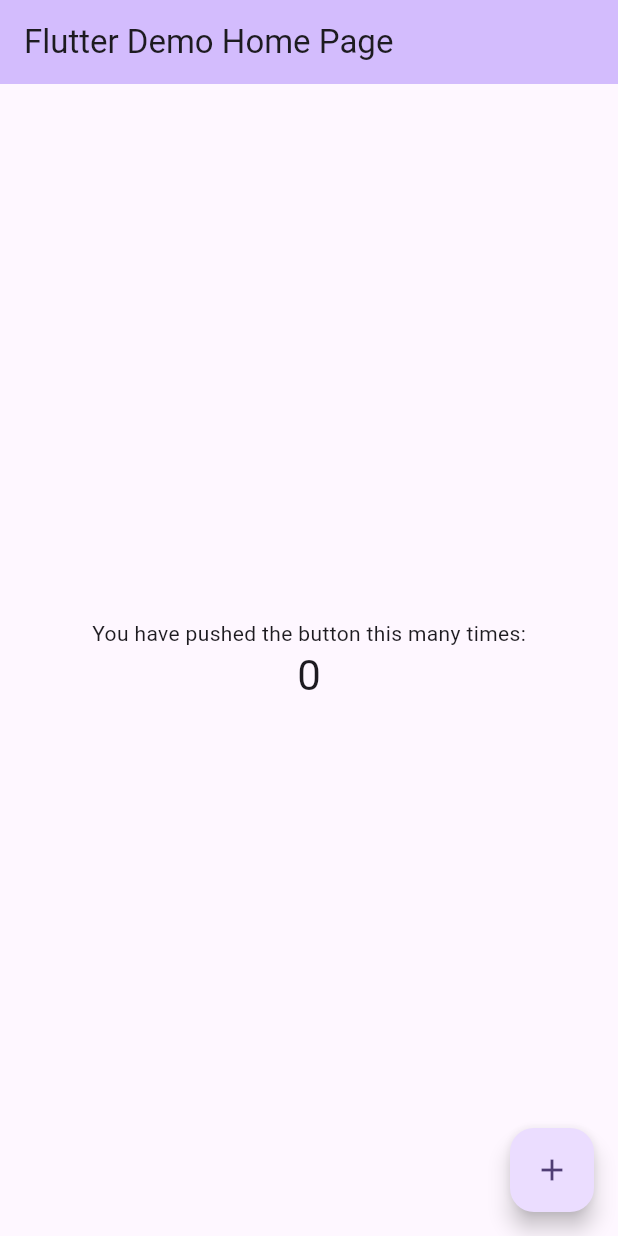
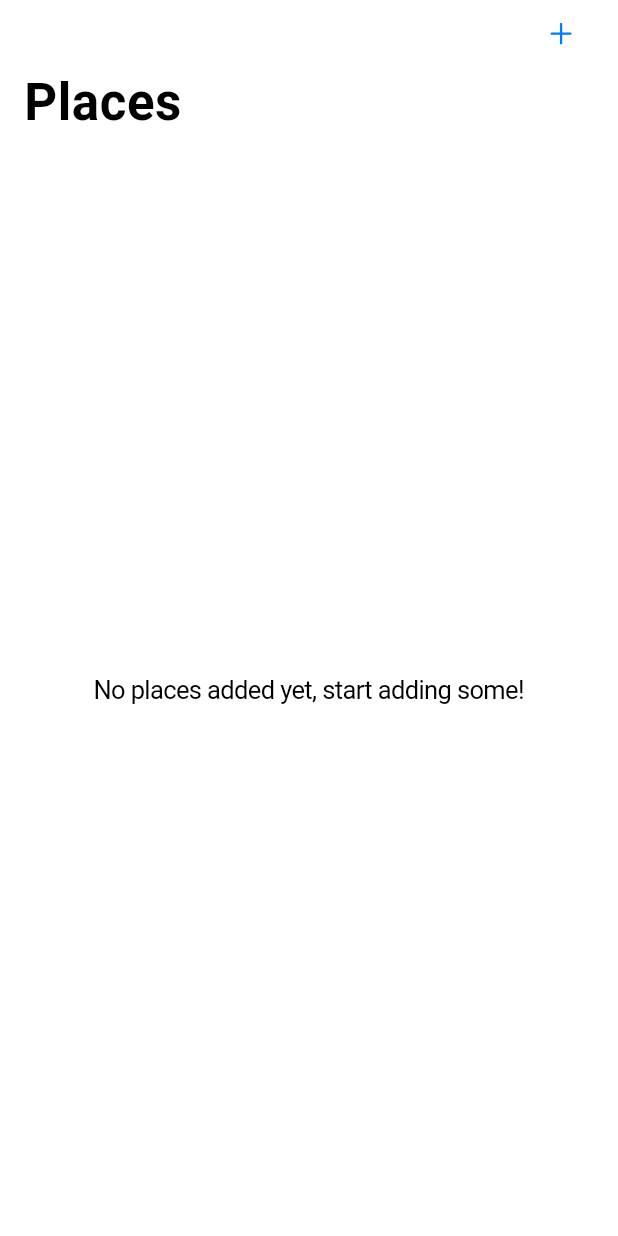
Before and after one commit to PabloPoder/my_places, a Flutter app: the screen it shows after launch, on a phone screen of 412 x 824 dp. Run offline on Flutter 3.47's test engine with Material 3 defaults, Android fonts, the phone set to English and light mode, and no system bars; our stand-ins replace flutter_riverpod.

Commit message:
feat: add UserPlacesNotifier to manage user's places state
Details:
- Add `UserPlacesNotifier` to manage the state of the user's places.
- Implement `addPlace` method to add a new place to the user's list.
- Comment out `removePlace` method for future implementation.
- Provide `userPlacesProvider` using `StateNotifierProvider`.

```diff
--- a/lib/main.dart
+++ b/lib/main.dart
@@ -1,125 +1,24 @@
-import 'package:flutter/material.dart';
+import 'package:flutter/cupertino.dart';
+import 'package:flutter_riverpod/flutter_riverpod.dart';
+
+import 'package:my_places/pages/places.dart';
 
 void main() {
-  runApp(const MyApp());
+  runApp(
+    const ProviderScope(child: MyApp()),
+  );
 }
 
 class MyApp extends StatelessWidget {
   const MyApp({super.key});
 
-  // This widget is the root of your application.
   @override
   Widget build(BuildContext context) {
-    return MaterialApp(
-      title: 'Flutter Demo',
-      theme: ThemeData(
-        // This is the theme of your application.
-        //
-        // TRY THIS: Try running your application with "flutter run". You'll see
-        // the application has a purple toolbar. Then, without quitting the app,
-        // try changing the seedColor in the colorScheme below to Colors.green
-        // and then invoke "hot reload" (save your changes or press the "hot
-        // reload" button in a Flutter-supported IDE, or press "r" if you used
-        // the command line to start the app).
-        //
-        // Notice that the counter didn't reset back to zero; the application
-        // state is not lost during the reload. To reset the state, use hot
-        // restart instead.
-        //
-        // This works for code too, not just values: Most code changes can be
-        // tested with just a hot reload.
-        colorScheme: ColorScheme.fromSeed(seedColor: Colors.deepPurple),
-        useMaterial3: true,
-      ),
-      home: const MyHomePage(title: 'Flutter Demo Home Page'),
+    return const CupertinoApp(
+      debugShowCheckedModeBanner: false,
+      title: 'Great Places',
+      theme: CupertinoThemeData(brightness: Brightness.light),
+      home: PlacesPage(),
     );
   }
 }
-
-class MyHomePage extends StatefulWidget {
-  const MyHomePage({super.key, required this.title});
-
-  // This widget is the home page of your application. It is stateful, meaning
-  // that it has a State object (defined below) that contains fields that affect
-  // how it looks.
-
-  // This class is the configuration for the state. It holds the values (in this
-  // case the title) provided by the parent (in this case the App widget) and
-  // used by the build method of the State. Fields in a Widget subclass are
-  // always marked "final".
-
-  final String title;
-
-  @override
-  State<MyHomePage> createState() => _MyHomePageState();
-}
-
-class _MyHomePageState extends State<MyHomePage> {
-  int _counter = 0;
-
-  void _incrementCounter() {
-    setState(() {
-      // This call to setState tells the Flutter framework that something has
-      // changed in this State, which causes it to rerun the build method below
-      // so that the display can reflect the updated values. If we changed
-      // _counter without calling setState(), then the build method would not be
-      // called again, and so nothing would appear to happen.
-      _counter++;
-    });
-  }
-
-  @override
-  Widget build(BuildContext context) {
-    // This method is rerun every time setState is called, for instance as done
-    // by the _incrementCounter method above.
-    //
-    // The Flutter framework has been optimized to make rerunning build methods
-    // fast, so that you can just rebuild anything that needs updating rather
-    // than having to individually change instances of widgets.
-    return Scaffold(
-      appBar: AppBar(
-        // TRY THIS: Try changing the color here to a specific color (to
-        // Colors.amber, perhaps?) and trigger a hot reload to see the AppBar
-        // change color while the other colors stay the same.
-        backgroundColor: Theme.of(context).colorScheme.inversePrimary,
-        // Here we take the value from the MyHomePage object that was created by
-        // the App.build method, and use it to set our appbar title.
-        title: Text(widget.title),
-      ),
-      body: Center(
-        // Center is a layout widget. It takes a single child and positions it
-        // in the middle of the parent.
-        child: Column(
-          // Column is also a layout widget. It takes a list of children and
-          // arranges them vertically. By default, it sizes itself to fit its
-          // children horizontally, and tries to be as tall as its parent.
-          //
-          // Column has various properties to control how it sizes itself and
-          // how it positions its children. Here we use mainAxisAlignment to
-          // center the children vertically; the main axis here is the vertical
-          // axis because Columns are vertical (the cross axis would be
-          // horizontal).
-          //
-          // TRY THIS: Invoke "debug painting" (choose the "Toggle Debug Paint"
-          // action in the IDE, or press "p" in the console), to see the
-          // wireframe for each widget.
-          mainAxisAlignment: MainAxisAlignment.center,
-          children: <Widget>[
-            const Text(
-              'You have pushed the button this many times:',
-            ),
-            Text(
-              '$_counter',
-              style: Theme.of(context).textTheme.headlineMedium,
-            ),
-          ],
-        ),
-      ),
-      floatingActionButton: FloatingActionButton(
-        onPressed: _incrementCounter,
-        tooltip: 'Increment',
-        child: const Icon(Icons.add),
-      ), // This trailing comma makes auto-formatting nicer for build methods.
-    );
-  }
-}
--- /dev/null
+++ b/lib/models/place.dart
@@ -0,0 +1,26 @@
+import 'package:uuid/uuid.dart';
+
+/// Uuid instance to generate unique identifiers
+const uuid = Uuid();
+
+/// Place model, which contains the information of a place
+class Place {
+  final String id;
+  final String name;
+  final String description;
+  // final String image;
+  // final String location;
+
+  /// Create a new place with the given information
+  /// [name] is the name of the place
+  /// [description] is the description of the place
+  /// [image] is the image of the place
+  /// [location] is the location of the place
+  /// [id] is the unique identifier of the place
+  Place({
+    required this.name,
+    required this.description,
+    // required this.image,
+    // required this.location,
+  }) : id = uuid.v4();
+}
--- /dev/null
+++ b/lib/pages/places.dart
@@ -0,0 +1,40 @@
+import 'package:flutter/cupertino.dart';
+import 'package:flutter_riverpod/flutter_riverpod.dart';
+
+import 'package:my_places/pages/add_place.dart';
+import 'package:my_places/providers/user_places.dart';
+import 'package:my_places/widgets/places_list.dart';
+
+class PlacesPage extends ConsumerWidget {
+  const PlacesPage({super.key});
+
+  @override
+  Widget build(BuildContext context, WidgetRef ref) {
+    final userPlaces = ref.watch(userPlacesProvider);
+
+    return CupertinoPageScaffold(
+      child: NestedScrollView(
+        headerSliverBuilder: (context, innerBoxIsScrolled) {
+          return <Widget>[
+            CupertinoSliverNavigationBar(
+              largeTitle: const Text('Places'),
+              transitionBetweenRoutes: true,
+              trailing: CupertinoButton(
+                padding: EdgeInsets.zero,
+                child: const Icon(CupertinoIcons.add),
+                onPressed: () {
+                  Navigator.of(context).push(
+                    CupertinoModalPopupRoute(
+                      builder: (context) => const AddPlacePage(),
+                    ),
+                  );
+                },
+              ),
+            ),
+          ];
+        },
+        body: PlacesList(places: userPlaces),
+      ),
+    );
+  }
+}
--- /dev/null
+++ b/lib/providers/user_places.dart
@@ -0,0 +1,25 @@
+import 'package:flutter_riverpod/flutter_riverpod.dart';
+import 'package:my_places/models/place.dart';
+
+/// Notifier for user places,
+/// it will be used to add and remove places from the user's list
+/// of places.
+class UserPlacesNotifier extends StateNotifier<List<Place>> {
+  UserPlacesNotifier() : super(const []);
+
+  /// Add a place to the user's list of places.
+  ///
+  /// [place] the place to be added to the list of places.
+  void addPlace(Place place) {
+    state = [place, ...state];
+  }
+
+  // void removePlace(Place place) {
+  //   state = state.where((element) => element != place).toList();
+  // }
+}
+
+final userPlacesProvider =
+    StateNotifierProvider<UserPlacesNotifier, List<Place>>(
+  (ref) => UserPlacesNotifier(),
+);
--- /dev/null
+++ b/lib/widgets/places_list.dart
@@ -0,0 +1,46 @@
+import 'package:flutter/cupertino.dart';
+import 'package:my_places/models/place.dart';
+import 'package:my_places/pages/place_detail.dart';
+
+class PlacesList extends StatelessWidget {
+  final List<Place> places;
+  const PlacesList({
+    super.key,
+    required this.places,
+  });
+
+  @override
+  Widget build(BuildContext context) {
+    if (places.isEmpty) {
+      return const Center(
+        child: Text('No places added yet, start adding some!'),
+      );
+    }
+    return CupertinoListSection.insetGrouped(
+      children: places.map((place) {
+        return CupertinoListTile(
+          // leading: CircleAvatar(
+          //   backgroundImage: FileImage(place.image),
+          // ),
+          // Image.file(
+          //   place.image,
+          //   width: 50,
+          //   height: 50,
+          //   fit: BoxFit.cover,
+          // ),
+          title: Text(place.name),
+          subtitle: Text(place.description),
+          onTap: () {
+            Navigator.of(context).push(
+              CupertinoPageRoute(
+                title: place.name,
+                builder: (context) => PlaceDetailScreen(place: place),
+              ),
+            );
+          },
+          trailing: CupertinoListTileChevron(),
+        );
+      }).toList(),
+    );
+  }
+}
--- a/pubspec.yaml
+++ b/pubspec.yaml
@@ -35,6 +35,8 @@ dependencies:
   # The following adds the Cupertino Icons font to your application.
   # Use with the CupertinoIcons class for iOS style icons.
   cupertino_icons: ^1.0.8
+  uuid: ^4.5.1
+  flutter_riverpod: ^2.6.1
 
 dev_dependencies:
   flutter_test:
```
Also changed, not shown: lib/pages/add_place.dart (added, +104 -0 lines), lib/pages/place_detail.dart (added, +27 -0 lines), lib/widgets/image_input.dart (added, +23 -0 lines).
